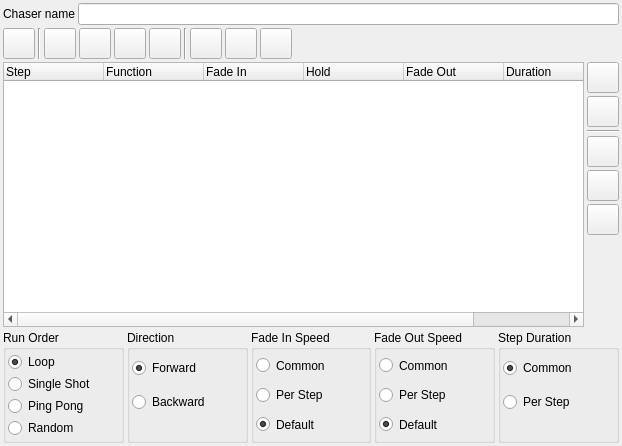
This is ui/src/chasereditor.ui in mcallegari/qlcplus as Qt 5 draws it before an edit. The edited form follows.
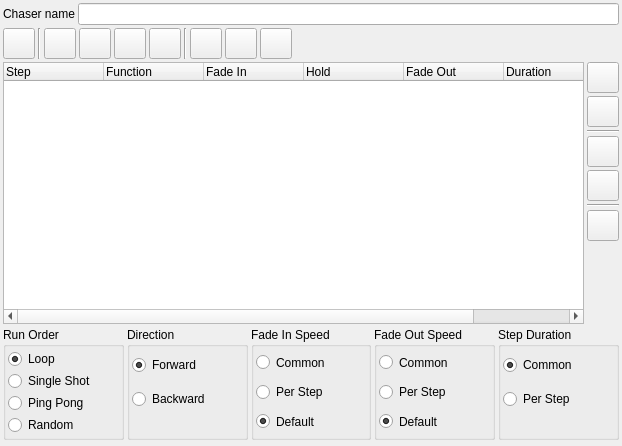
This is the edited form. Icons and pictures are not drawn.

```diff
--- a/ui/src/chasereditor.ui
+++ b/ui/src/chasereditor.ui
@@ -574,7 +574,7 @@
      </property>
     </widget>
    </item>
-   <item row="8" column="2" rowspan="5">
+   <item row="9" column="2" rowspan="5">
     <spacer>
      <property name="orientation">
       <enum>Qt::Vertical</enum>
@@ -770,6 +770,13 @@
     </widget>
    </item>
    <item row="7" column="2">
+    <widget class="Line" name="line">
+     <property name="orientation">
+      <enum>Qt::Horizontal</enum>
+     </property>
+    </widget>
+   </item>
+   <item row="8" column="2">
     <widget class="QToolButton" name="m_shuffle">
      <property name="toolTip">
       <string>Shuffle steps</string>
```
